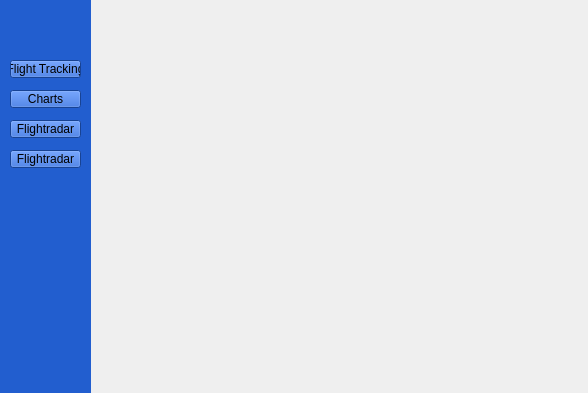
The window that tracking.ui (WiktorKociuba/VATATS) describes before a commit, drawn with Qt 5.
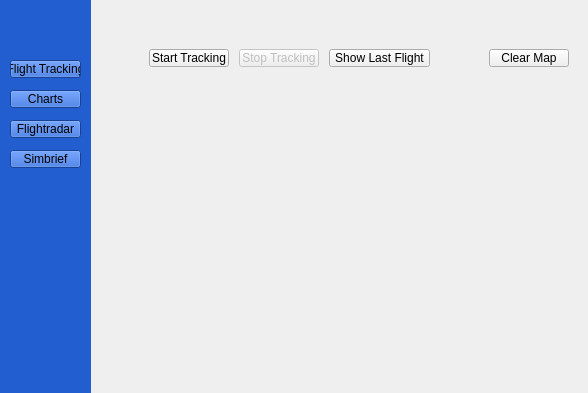
The same window after the commit.

The edit to the form file:
```diff
--- a/tracking.ui
+++ b/tracking.ui
@@ -19,25 +19,6 @@
   <property name="windowTitle">
    <string>Form</string>
   </property>
-  <widget class="QWidget" name="mapWidget" native="true">
-   <property name="enabled">
-    <bool>true</bool>
-   </property>
-   <property name="geometry">
-    <rect>
-     <x>100</x>
-     <y>50</y>
-     <width>351</width>
-     <height>331</height>
-    </rect>
-   </property>
-   <property name="sizePolicy">
-    <sizepolicy hsizetype="Expanding" vsizetype="Expanding">
-     <horstretch>0</horstretch>
-     <verstretch>0</verstretch>
-    </sizepolicy>
-   </property>
-  </widget>
   <widget class="QFrame" name="frame">
    <property name="geometry">
     <rect>
@@ -120,10 +101,99 @@
      </rect>
     </property>
     <property name="text">
-     <string>Flightradar</string>
+     <string>Simbrief</string>
     </property>
    </widget>
   </widget>
+  <widget class="QStackedWidget" name="stackedWidget">
+   <property name="geometry">
+    <rect>
+     <x>99</x>
+     <y>9</y>
+     <width>481</width>
+     <height>331</height>
+    </rect>
+   </property>
+   <widget class="QWidget" name="page">
+    <widget class="QWidget" name="mapWidget" native="true">
+     <property name="enabled">
+      <bool>true</bool>
+     </property>
+     <property name="geometry">
+      <rect>
+       <x>30</x>
+       <y>70</y>
+       <width>441</width>
+       <height>301</height>
+      </rect>
+     </property>
+     <property name="sizePolicy">
+      <sizepolicy hsizetype="Expanding" vsizetype="Expanding">
+       <horstretch>0</horstretch>
+       <verstretch>0</verstretch>
+      </sizepolicy>
+     </property>
+    </widget>
+    <widget class="QPushButton" name="startTrackingPB">
+     <property name="geometry">
+      <rect>
+       <x>50</x>
+       <y>40</y>
+       <width>80</width>
+       <height>18</height>
+      </rect>
+     </property>
+     <property name="text">
+      <string>Start Tracking</string>
+     </property>
+    </widget>
+    <widget class="QPushButton" name="showLastPB">
+     <property name="geometry">
+      <rect>
+       <x>230</x>
+       <y>40</y>
+       <width>101</width>
+       <height>18</height>
+      </rect>
+     </property>
+     <property name="text">
+      <string>Show Last Flight</string>
+     </property>
+    </widget>
+    <widget class="QPushButton" name="stopTrackingPB">
+     <property name="enabled">
+      <bool>false</bool>
+     </property>
+     <property name="geometry">
+      <rect>
+       <x>140</x>
+       <y>40</y>
+       <width>80</width>
+       <height>18</height>
+      </rect>
+     </property>
+     <property name="text">
+      <string>Stop Tracking</string>
+     </property>
+    </widget>
+    <widget class="QPushButton" name="clearMapPB">
+     <property name="geometry">
+      <rect>
+       <x>390</x>
+       <y>40</y>
+       <width>80</width>
+       <height>18</height>
+      </rect>
+     </property>
+     <property name="text">
+      <string>Clear Map</string>
+     </property>
+    </widget>
+   </widget>
+   <widget class="QWidget" name="page_2"/>
+   <widget class="QWidget" name="page_3"/>
+   <widget class="QWidget" name="page_4"/>
+  </widget>
  </widget>
  <resources/>
  <connections/>
```
Left out of the diff: 8 changed lines with no effect on the pictures.
